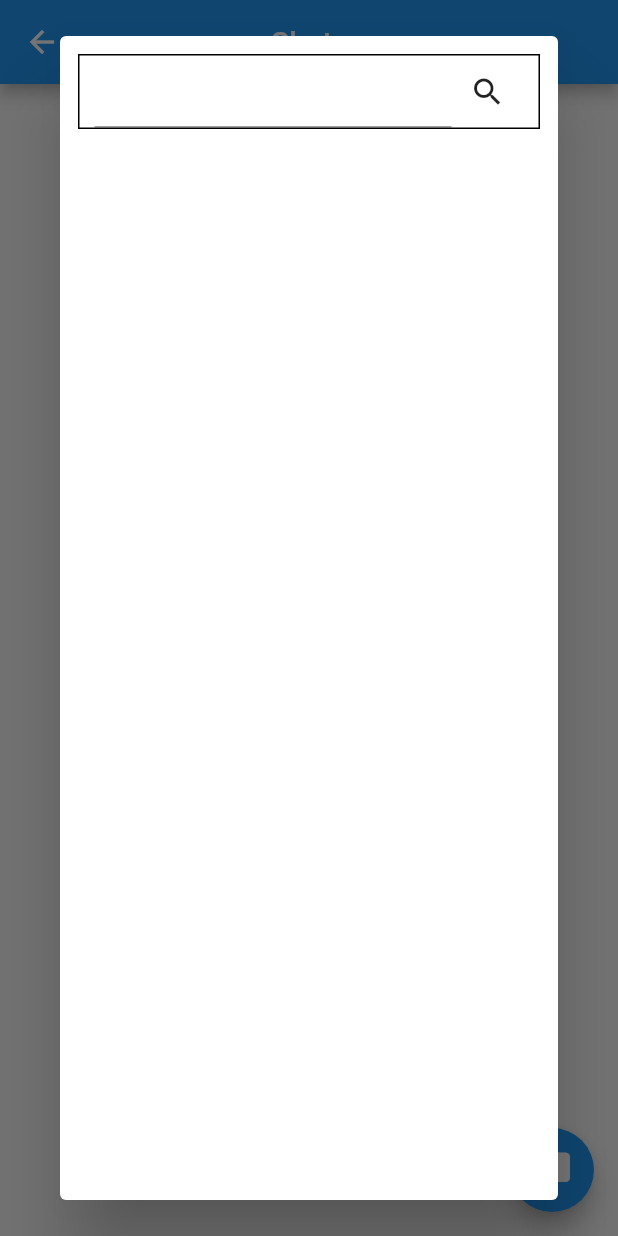
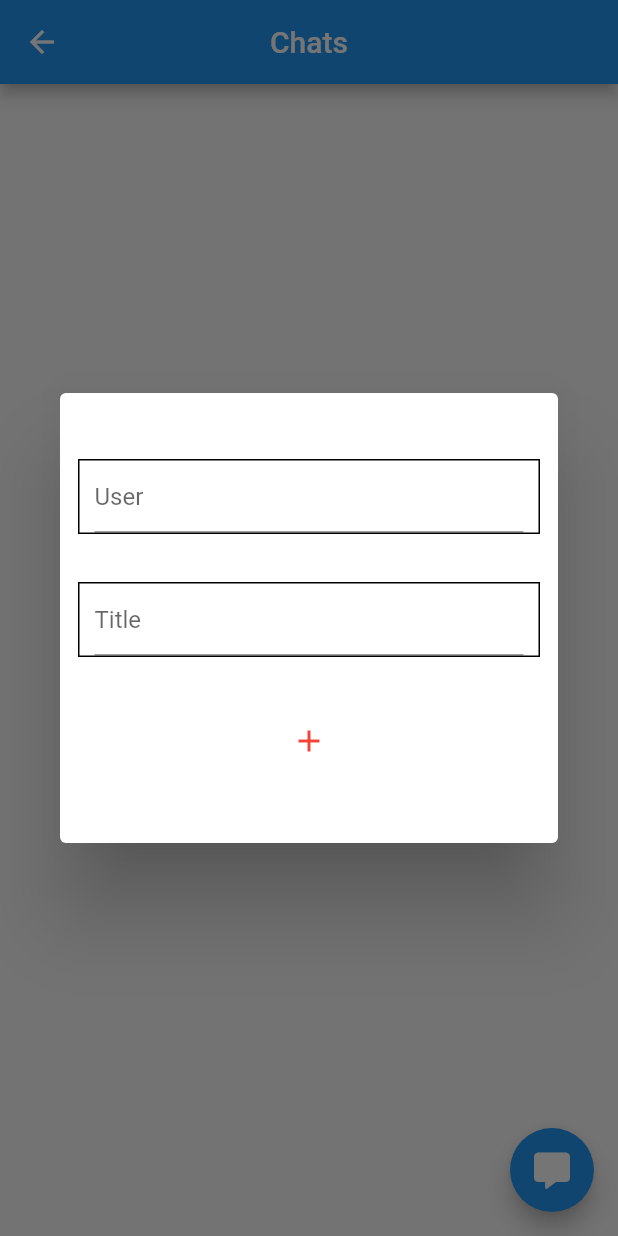
Before and after one commit to Freelancer-s-mobile-Application/Freelancer-s-mobile-Application, a Flutter app: the ChatScreen screen opened directly, after a tap on an icon or button, on a phone screen of 412 x 824 dp. Run offline on Flutter 3.47's test engine with Material 2 defaults, Android fonts, the phone set to English and light mode, and no system bars; our stand-ins replace chat_bubbles, cloud_firestore, curved_navigation_bar, firebase_auth, firebase_core, firebase_storage and 5 more; accounts and stored records are empty; network calls fail.

Commit message:
update chat data

```diff
--- a/freelancer_system/lib/controllers/getX_controller.dart
+++ b/freelancer_system/lib/controllers/getX_controller.dart
@@ -1,3 +1,4 @@
+import 'package:freelancer_system/models/User.dart';
 import 'package:get/get.dart';
 import 'package:google_sign_in/google_sign_in.dart';
 
@@ -5,4 +6,5 @@ class AppController extends GetxController {
   var page = 0.obs;
   var isUserLoggedIn = false.obs;
   var ggSignIn = GoogleSignIn().obs;
+  var user = FreeLanceUser().obs;
 }
--- a/freelancer_system/lib/screens/chat/chat_screen/chat_screen.dart
+++ b/freelancer_system/lib/screens/chat/chat_screen/chat_screen.dart
@@ -45,8 +45,7 @@ class DetailChatScreen extends StatelessWidget {
                 IconButton(
                   icon: const Icon(Icons.send, color: Colors.blue, size: 30),
                   onPressed: () {
-                    print(textCtl.text);
-                    ChatService().pushChat(room.roomId, textCtl.text);
+                    ChatService().pushChat(room.roomId, textCtl.text.trim());
                     textCtl.clear();
                   },
                 ),
--- a/freelancer_system/lib/screens/chat/list_chat/components/search_panel.dart
+++ b/freelancer_system/lib/screens/chat/list_chat/components/search_panel.dart
@@ -1,4 +1,6 @@
 import 'package:flutter/material.dart';
+import 'package:freelancer_system/services/chatService.dart';
+import 'package:get/get.dart';
 
 class SearchPanel extends StatelessWidget {
   const SearchPanel({
@@ -7,31 +9,49 @@ class SearchPanel extends StatelessWidget {
 
   @override
   Widget build(BuildContext context) {
+    var userAddCtl = TextEditingController();
+    var titleAddCtl = TextEditingController();
     return Dialog(
       child: Container(
+        height: 300,
         decoration: BoxDecoration(
           borderRadius: BorderRadius.circular(25),
           border: Border.all(width: 2, color: Colors.white30),
         ),
-        child: Column(
-          children: [
-            Container(
-              padding: const EdgeInsets.all(10),
-              child: Container(
+        child: Container(
+          padding: const EdgeInsets.all(10),
+          child: Column(
+            mainAxisAlignment: MainAxisAlignment.spaceEvenly,
+            children: [
+              Container(
                 padding: const EdgeInsets.symmetric(horizontal: 10),
                 decoration: BoxDecoration(border: Border.all()),
-                child: Row(
-                  children: [
-                    const Expanded(child: TextField()),
-                    IconButton(
-                      icon: const Icon(Icons.search),
-                      onPressed: () {},
-                    ),
-                  ],
+                child: TextField(
+                  decoration: const InputDecoration(
+                    hintText: 'User',
+                  ),
+                  controller: userAddCtl,
                 ),
               ),
-            )
-          ],
+              Container(
+                padding: const EdgeInsets.symmetric(horizontal: 10),
+                decoration: BoxDecoration(border: Border.all()),
+                child: TextField(
+                  decoration: const InputDecoration(
+                    hintText: 'Title',
+                  ),
+                  controller: titleAddCtl,
+                ),
+              ),
+              IconButton(
+                  color: Colors.red,
+                  icon: const Icon(Icons.add),
+                  onPressed: () {
+                    ChatService().addRoom(titleAddCtl.text, userAddCtl.text);
+                    Get.back();
+                  }),
+            ],
+          ),
         ),
       ),
     );
--- a/freelancer_system/lib/screens/chat/list_chat/list_chat_screen.dart
+++ b/freelancer_system/lib/screens/chat/list_chat/list_chat_screen.dart
@@ -29,7 +29,7 @@ class ChatScreen extends StatelessWidget {
         : Scaffold(
             floatingActionButton: FloatingActionButton(
               onPressed: () async {
-                // ChatService().addRoom(randomString());
+                //ChatService().addRoom(randomString());
                 showDialog(
                   context: context,
                   builder: (context) => const SearchPanel(),
--- a/freelancer_system/lib/services/chatService.dart
+++ b/freelancer_system/lib/services/chatService.dart
@@ -2,6 +2,7 @@ import 'dart:math';
 
 import 'package:cloud_firestore/cloud_firestore.dart';
 import 'package:firebase_auth/firebase_auth.dart';
+import 'package:get/get.dart';
 
 import '../models/Message.dart';
 import '../models/chat_room.dart';
@@ -18,8 +19,9 @@ class ChatService {
     return n.toString();
   }
 
-  Future addRoom(String rName) async {
+  Future addRoom(String rName, String userAdd) async {
     String roomId = 'id', roomName = rName;
+    String anotherUser = GetUtils.isEmail(userAdd) ? userAdd : '';
     //create room with default roomId THEN update roomId
     await FirebaseFirestore.instance
         .collection('Rooms')
@@ -30,7 +32,7 @@ class ChatService {
               createDate: DateTime.now(),
               isDeleted: false,
               lastestMsg: DateTime.now(),
-              members: [user.email.toString()]).toMap(),
+              members: [user.email.toString(), anotherUser]).toMap(),
         )
         .then(
       (e) {
--- a/freelancer_system/lib/services/login.dart
+++ b/freelancer_system/lib/services/login.dart
@@ -75,7 +75,6 @@ class LoginScreen extends StatelessWidget {
       );
       await FirebaseAuth.instance.signInWithCredential(credential);
       getXController.isUserLoggedIn.value = true;
-      Get.put(FirebaseAuth.instance.currentUser as User);
       Get.back();
       Get.back();
     } on FirebaseAuthException catch (e) {
```
Also changed, not shown: freelancer_system/lib/screens/chat/chat_screen/components/chat_bubble.dart (deleted, +0 -10 lines), freelancer_system/lib/screens/chat/list_chat/components/chat_tile.dart (+1 -37 lines).
